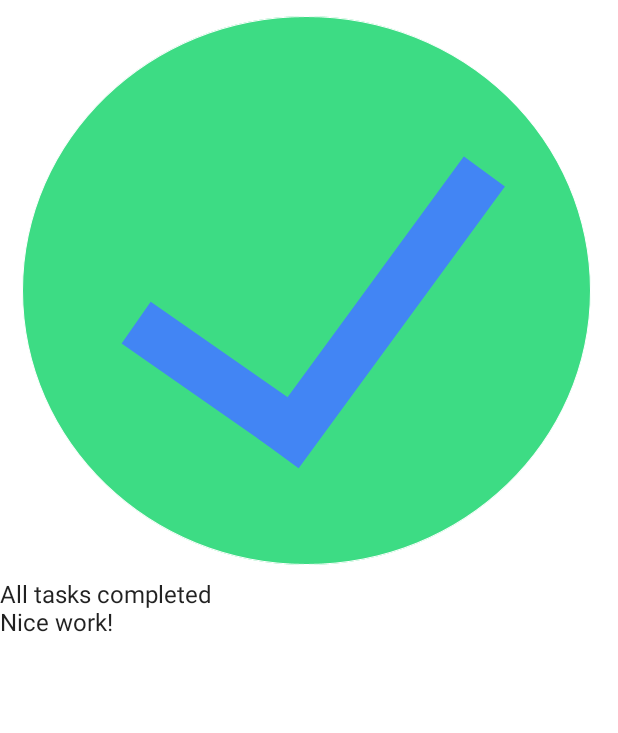
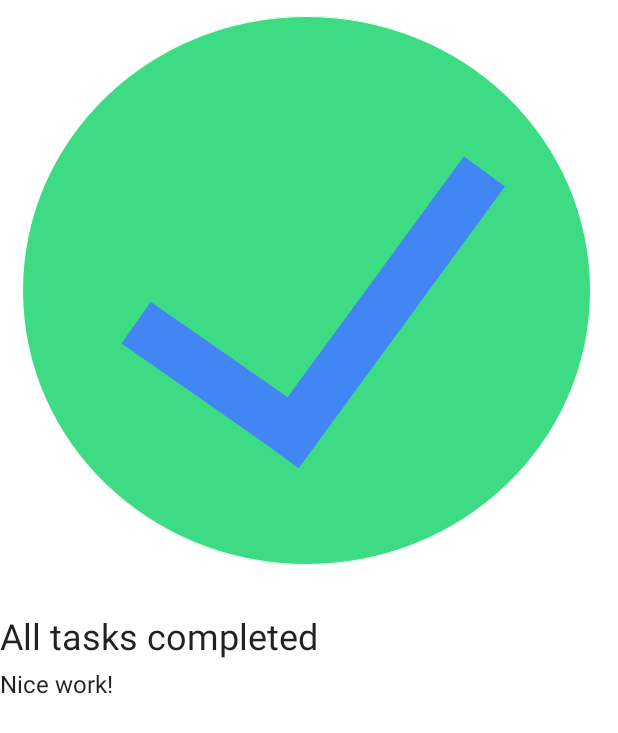
Before and after one commit to acolistro/TaskManagerSpecsCompose, an Android app built with Jetpack Compose: the screen it shows after launch (MainActivity), on a phone screen of 412 x 824 dp. Shown: the top 733 px of the screen. Run offline under Robolectric (Android 15) with nearby library versions, the phone set to English and light mode, and no system bars.

Commit message:
Update composables details, alignment still needs correction

```diff
--- a/app/src/main/java/com/example/taskmanagerspecscompose/MainActivity.kt
+++ b/app/src/main/java/com/example/taskmanagerspecscompose/MainActivity.kt
@@ -4,10 +4,7 @@ import android.os.Bundle
 import androidx.activity.ComponentActivity
 import androidx.activity.compose.setContent
 import androidx.compose.foundation.Image
-import androidx.compose.foundation.layout.Column
-import androidx.compose.foundation.layout.fillMaxSize
-import androidx.compose.foundation.layout.wrapContentHeight
-import androidx.compose.foundation.layout.wrapContentWidth
+import androidx.compose.foundation.layout.*
 import androidx.compose.material.MaterialTheme
 import androidx.compose.material.Surface
 import androidx.compose.material.Text
@@ -17,6 +14,8 @@ import androidx.compose.ui.Modifier
 import androidx.compose.ui.res.painterResource
 import androidx.compose.ui.res.stringResource
 import androidx.compose.ui.tooling.preview.Preview
+import androidx.compose.ui.unit.dp
+import androidx.compose.ui.unit.sp
 import com.example.taskmanagerspecscompose.ui.theme.TaskManagerSpecsComposeTheme
 
 class MainActivity : ComponentActivity() {
@@ -47,8 +46,19 @@ fun TaskStatusText(taskComplete: String, congrats: String) {
                 .wrapContentWidth(Alignment.CenterHorizontally)
                 .wrapContentHeight(Alignment.CenterVertically)
         )
-        Text(text = taskComplete)
-        Text(text = congrats)
+        Text(
+            text = taskComplete,
+            fontSize = 24.sp,
+            modifier = Modifier
+                .padding(top = 24.dp, bottom = 8.dp)
+                .wrapContentWidth(Alignment.CenterHorizontally)
+            )
+        Text(
+            text = congrats,
+            fontSize = 16.sp,
+            modifier = Modifier
+                .wrapContentWidth(Alignment.CenterHorizontally)
+            )
     }
 }
 
```
